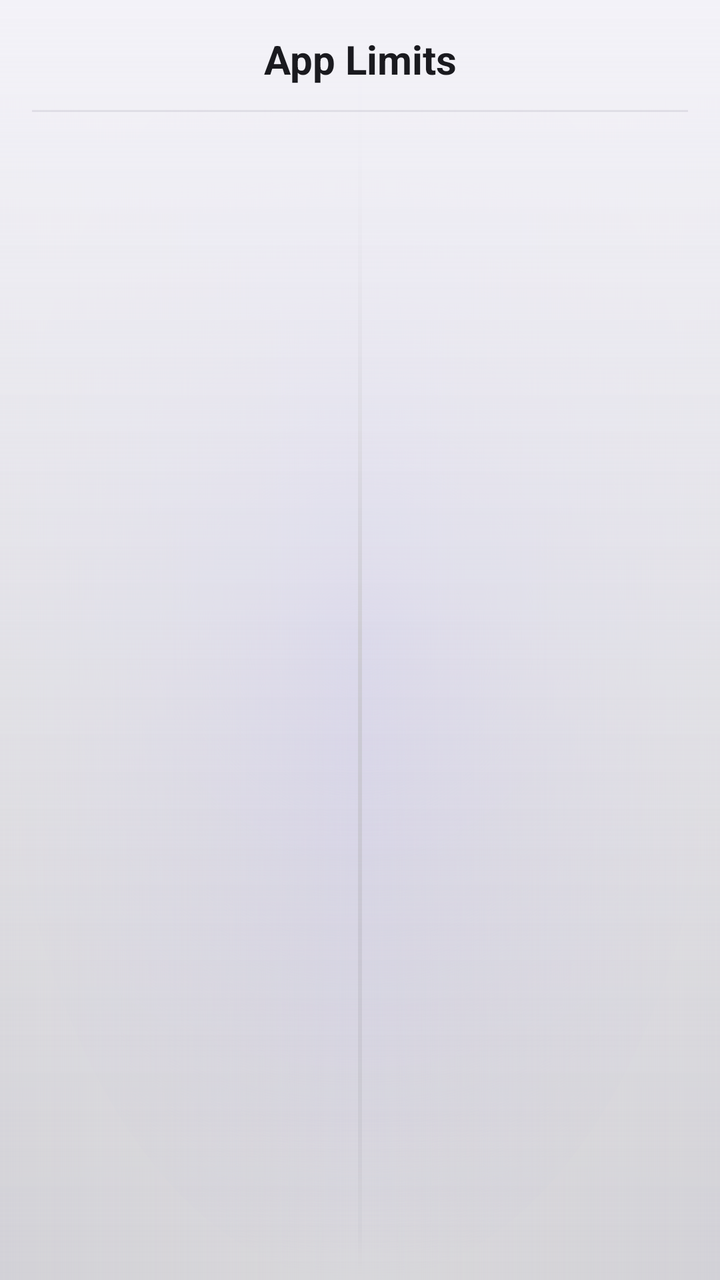
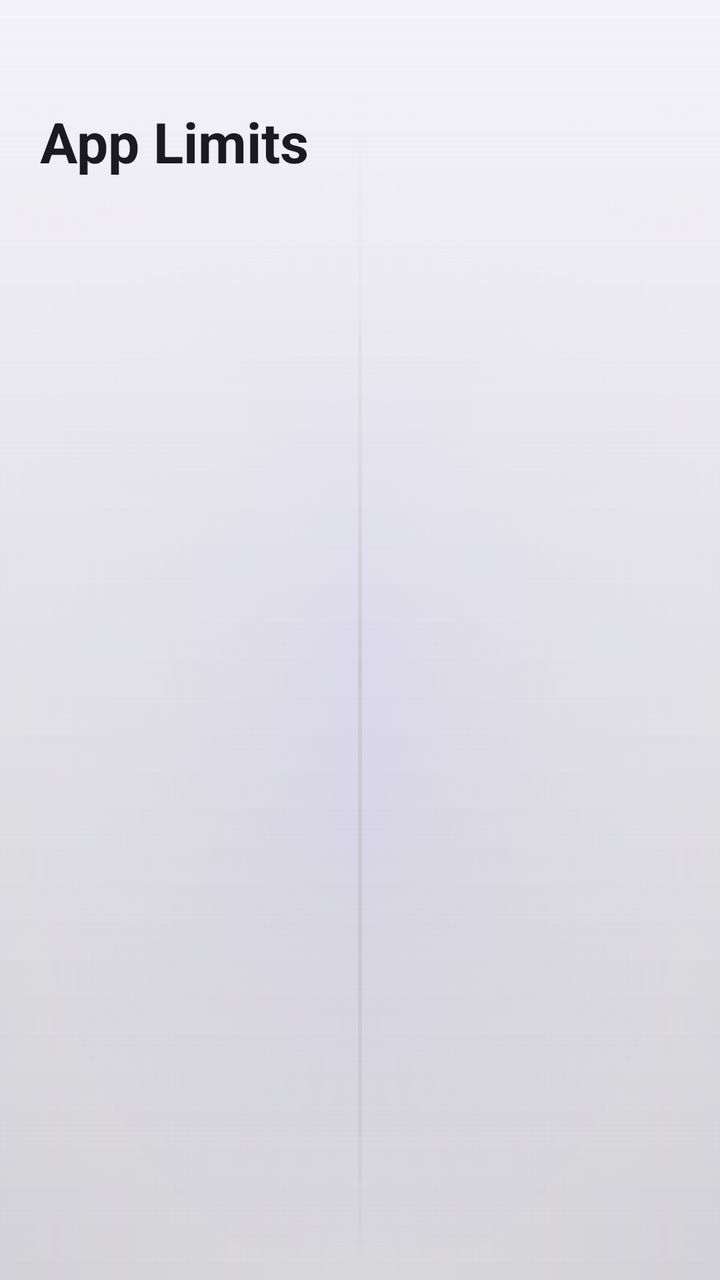

Two renders of the same Android screen: before a commit and after it. Below are the layout's source before the change and the commit's diff.
<!-- AndroidManifest.xml: activity theme Theme.Shadow.Base -->
<!-- res/layout/activity_app_limit.xml -->
<?xml version="1.0" encoding="utf-8"?>
<FrameLayout
	xmlns:android="http://schemas.android.com/apk/res/android"
	xmlns:app="http://schemas.android.com/apk/res-auto"
	android:layout_width="match_parent"
	android:layout_height="match_parent"
	android:background="@drawable/bg_shadow_gradient">

	<LinearLayout
		android:layout_width="match_parent"
		android:layout_height="match_parent"
		android:orientation="vertical"
		android:padding="16dp"
		android:background="@android:color/transparent">

		<androidx.appcompat.widget.AppCompatTextView
			android:id="@+id/title"
			android:layout_width="match_parent"
			android:layout_height="wrap_content"
			android:text="App Limits"
			android:textColor="?attr/colorOnSurface"
			android:textSize="20sp"
			android:textStyle="bold"
			android:gravity="center"
			android:paddingBottom="12dp" />

		<android.view.View
			android:layout_width="match_parent"
			android:layout_height="1dp"
			android:background="?attr/colorOutline"
			android:alpha="0.4"
			android:layout_marginBottom="12dp" />

		<ListView
			android:id="@+id/app_list"
			android:layout_width="match_parent"
			android:layout_height="match_parent"
			android:background="@android:color/transparent"
			android:cacheColorHint="@android:color/transparent"
			android:divider="?attr/colorOutline"
			android:dividerHeight="1dp" />

	</LinearLayout>

</FrameLayout>
<!-- resources referenced by this layout -->
<resources>
  <!-- drawable bg_shadow_gradient: vector/xml drawable (drawable, 2796 chars, omitted) -->
  <style name="Theme.Shadow.Base" parent="Theme.Material3.DayNight.NoActionBar">
  
          
          <item name="android:windowBackground">@color/md_background</item>
          <item name="android:colorBackground">@color/md_background</item>
  
          
          <item name="colorPrimary">@color/md_primary</item>
          <item name="colorOnPrimary">@color/md_on_primary</item>
          <item name="colorPrimaryContainer">@color/md_primary_container</item>
          <item name="colorOnPrimaryContainer">@color/md_on_primary_container</item>
  
          
          <item name="colorSecondary">@color/md_secondary</item>
          <item name="colorOnSecondary">@color/md_on_secondary</item>
  
          
          <item name="colorSurface">@color/md_surface</item>
          <item name="colorOnSurface">@color/md_on_surface</item>
  
          <item name="colorSurfaceVariant">@color/md_surface_variant</item>
          <item name="colorOnSurfaceVariant">@color/md_on_surface_variant</item>
  
          <item name="elevationOverlayEnabled">true</item>
  
          
          <item name="colorOutline">@color/md_outline</item>
  
          
          <item name="shadowGlass">@color/shadow_glass</item>
          <item name="shadowGlassStrong">@color/shadow_glass_strong</item>
          <item name="shadowGlassSoft">@color/shadow_glass_soft</item>
  
          
          <item name="android:statusBarColor">@android:color/transparent</item>
          <item name="android:navigationBarColor">@android:color/transparent</item>
  
      </style>
  <color name="md_background">#F3F2F8</color>
  <color name="md_primary">#EC95B4FD</color>
  <color name="md_on_primary">#FFFFFF</color>
  <color name="md_primary_container">#E4E0FF</color>
  <color name="md_on_primary_container">#1A1446</color>
  <color name="md_secondary">#7C7A8A</color>
  <color name="md_on_secondary">#FFFFFF</color>
  <color name="md_surface">#FAF9FD</color>
  <color name="md_on_surface">#1A1A1F</color>
  <color name="md_surface_variant">#E9E7F2</color>
  <color name="md_on_surface_variant">#5A5865</color>
  <color name="md_outline">#C6C4D0</color>
  <color name="shadow_glass">#33FFFFFF</color>
  <color name="shadow_glass_strong">#66FFFFFF</color>
  <color name="shadow_glass_soft">#1FFFFFFF</color>
</resources>

<!-- the commit's change to res/layout/activity_app_limit.xml (unified diff, before → after) -->
@@ -1,45 +1,38 @@
 <?xml version="1.0" encoding="utf-8"?>
 <FrameLayout
-	xmlns:android="http://schemas.android.com/apk/res/android"
-	xmlns:app="http://schemas.android.com/apk/res-auto"
-	android:layout_width="match_parent"
-	android:layout_height="match_parent"
-	android:background="@drawable/bg_shadow_gradient">
+    xmlns:android="http://schemas.android.com/apk/res/android"
+    xmlns:app="http://schemas.android.com/apk/res-auto"
+    android:layout_width="match_parent"
+    android:layout_height="match_parent"
+    android:background="@drawable/bg_shadow_gradient">
 
-	<LinearLayout
-		android:layout_width="match_parent"
-		android:layout_height="match_parent"
-		android:orientation="vertical"
-		android:padding="16dp"
-		android:background="@android:color/transparent">
+    <LinearLayout
+        android:layout_width="match_parent"
+        android:layout_height="match_parent"
+        android:orientation="vertical"
+        android:padding="20dp">
 
-		<androidx.appcompat.widget.AppCompatTextView
-			android:id="@+id/title"
-			android:layout_width="match_parent"
-			android:layout_height="wrap_content"
-			android:text="App Limits"
-			android:textColor="?attr/colorOnSurface"
-			android:textSize="20sp"
-			android:textStyle="bold"
-			android:gravity="center"
-			android:paddingBottom="12dp" />
+        <com.google.android.material.textview.MaterialTextView
+            android:id="@+id/title"
+            android:layout_width="match_parent"
+            android:layout_height="wrap_content"
+            android:text="App Limits"
+            style="@style/TextAppearance.Material3.HeadlineMedium"
+            android:textStyle="bold"
+            android:textColor="?attr/colorOnSurface"
+            android:layout_marginTop="32dp"
+            android:layout_marginBottom="24dp"/>
 
-		<android.view.View
-			android:layout_width="match_parent"
-			android:layout_height="1dp"
-			android:background="?attr/colorOutline"
-			android:alpha="0.4"
-			android:layout_marginBottom="12dp" />
+        <ListView
+            android:id="@+id/app_list"
+            android:layout_width="match_parent"
+            android:layout_height="match_parent"
+            android:divider="@android:color/transparent"
+            android:dividerHeight="0dp"
+            android:scrollbars="none"
+            android:paddingBottom="40dp"
+            android:clipToPadding="false" />
 
-		<ListView
-			android:id="@+id/app_list"
-			android:layout_width="match_parent"
-			android:layout_height="match_parent"
-			android:background="@android:color/transparent"
-			android:cacheColorHint="@android:color/transparent"
-			android:divider="?attr/colorOutline"
-			android:dividerHeight="1dp" />
-
-	</LinearLayout>
+    </LinearLayout>
 
 </FrameLayout>
